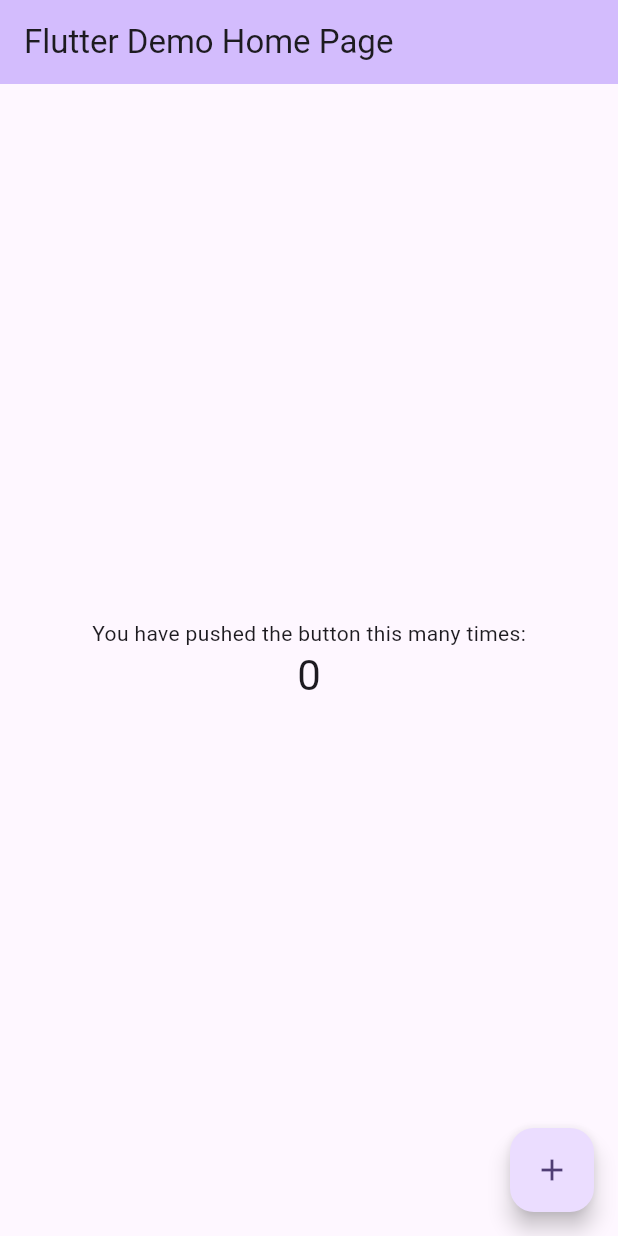
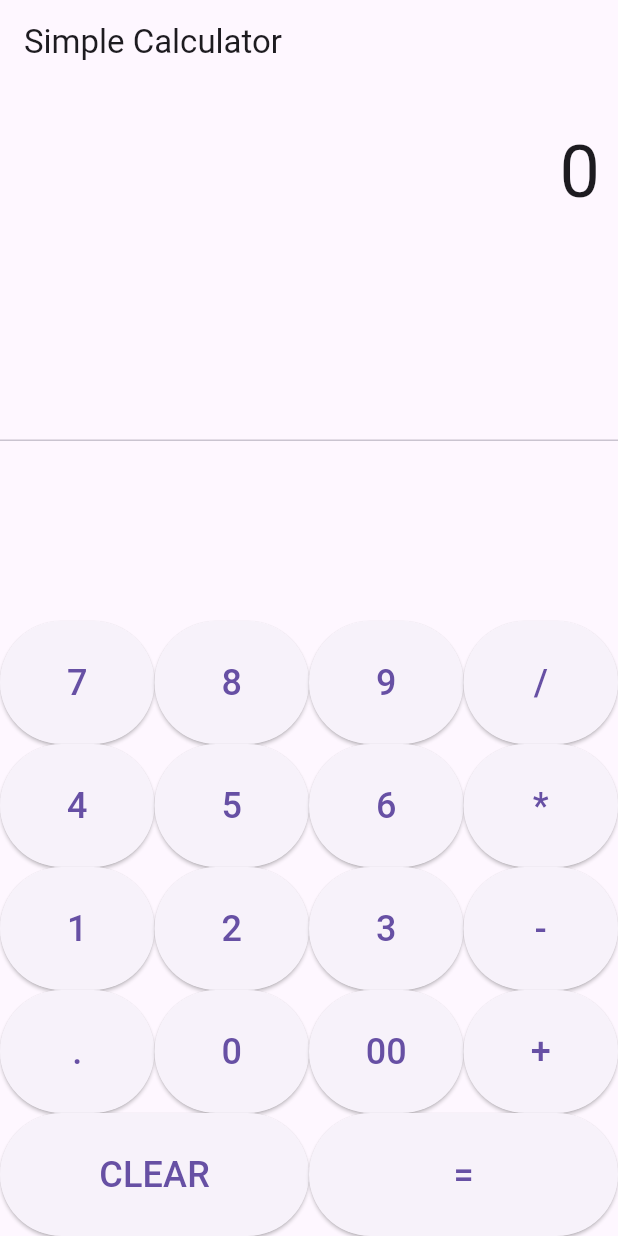
Before and after one commit to abhiramgelle1/MobileAppDevelopment-Assignment2, a Flutter app: the screen it shows after launch, on a phone screen of 412 x 824 dp. Run offline on Flutter 3.47's test engine with Material 3 defaults, Android fonts, the phone set to English and light mode, and no system bars.

Commit message:
Implementing basic caluculator operations and UI for displaying result

```diff
--- a/lib/main.dart
+++ b/lib/main.dart
@@ -1,125 +1,131 @@
 import 'package:flutter/material.dart';
 
 void main() {
-  runApp(const MyApp());
+  runApp(CalculatorApp());
 }
 
-class MyApp extends StatelessWidget {
-  const MyApp({super.key});
-
-  // This widget is the root of your application.
+class CalculatorApp extends StatelessWidget {
   @override
   Widget build(BuildContext context) {
     return MaterialApp(
-      title: 'Flutter Demo',
-      theme: ThemeData(
-        // This is the theme of your application.
-        //
-        // TRY THIS: Try running your application with "flutter run". You'll see
-        // the application has a purple toolbar. Then, without quitting the app,
-        // try changing the seedColor in the colorScheme below to Colors.green
-        // and then invoke "hot reload" (save your changes or press the "hot
-        // reload" button in a Flutter-supported IDE, or press "r" if you used
-        // the command line to start the app).
-        //
-        // Notice that the counter didn't reset back to zero; the application
-        // state is not lost during the reload. To reset the state, use hot
-        // restart instead.
-        //
-        // This works for code too, not just values: Most code changes can be
-        // tested with just a hot reload.
-        colorScheme: ColorScheme.fromSeed(seedColor: Colors.deepPurple),
-        useMaterial3: true,
-      ),
-      home: const MyHomePage(title: 'Flutter Demo Home Page'),
+      debugShowCheckedModeBanner: false,
+      home: CalculatorScreen(),
     );
   }
 }
 
-class MyHomePage extends StatefulWidget {
-  const MyHomePage({super.key, required this.title});
-
-  // This widget is the home page of your application. It is stateful, meaning
-  // that it has a State object (defined below) that contains fields that affect
-  // how it looks.
-
-  // This class is the configuration for the state. It holds the values (in this
-  // case the title) provided by the parent (in this case the App widget) and
-  // used by the build method of the State. Fields in a Widget subclass are
-  // always marked "final".
-
-  final String title;
-
+class CalculatorScreen extends StatefulWidget {
   @override
-  State<MyHomePage> createState() => _MyHomePageState();
+  _CalculatorScreenState createState() => _CalculatorScreenState();
 }
 
-class _MyHomePageState extends State<MyHomePage> {
-  int _counter = 0;
+class _CalculatorScreenState extends State<CalculatorScreen> {
+  String output = "0"; // Displayed on the screen
+  String _output = "0"; // For internal use
+  double num1 = 0; // First operand
+  double num2 = 0; // Second operand
+  String operand = ""; // Stores the selected operator
 
-  void _incrementCounter() {
+  // Button press handler
+  void buttonPressed(String buttonText) {
+    if (buttonText == "CLEAR") {
+      _output = "0";
+      num1 = 0;
+      num2 = 0;
+      operand = "";
+    } else if (buttonText == "+" ||
+        buttonText == "-" ||
+        buttonText == "*" ||
+        buttonText == "/") {
+      num1 = double.parse(output);
+      operand = buttonText;
+      _output = "0";
+    } else if (buttonText == "=") {
+      num2 = double.parse(output);
+      switch (operand) {
+        case "+":
+          _output = (num1 + num2).toString();
+          break;
+        case "-":
+          _output = (num1 - num2).toString();
+          break;
+        case "*":
+          _output = (num1 * num2).toString();
+          break;
+        case "/":
+          _output = (num1 / num2).toString();
+          break;
+      }
+      num1 = 0;
+      num2 = 0;
+      operand = "";
+    } else {
+      _output += buttonText;
+    }
+
     setState(() {
-      // This call to setState tells the Flutter framework that something has
-      // changed in this State, which causes it to rerun the build method below
-      // so that the display can reflect the updated values. If we changed
-      // _counter without calling setState(), then the build method would not be
-      // called again, and so nothing would appear to happen.
-      _counter++;
+      output = double.parse(_output)
+          .toStringAsFixed(2); // Ensures display shows only two decimal places
     });
+  }
+
+  // Widget for creating buttons
+  Widget buildButton(String buttonText) {
+    return Expanded(
+      child: ElevatedButton(
+        onPressed: () => buttonPressed(buttonText),
+        child: Text(
+          buttonText,
+          style: TextStyle(fontSize: 24.0),
+        ),
+        style: ElevatedButton.styleFrom(padding: EdgeInsets.all(24.0)),
+      ),
+    );
   }
 
   @override
   Widget build(BuildContext context) {
-    // This method is rerun every time setState is called, for instance as done
-    // by the _incrementCounter method above.
-    //
-    // The Flutter framework has been optimized to make rerunning build methods
-    // fast, so that you can just rebuild anything that needs updating rather
-    // than having to individually change instances of widgets.
     return Scaffold(
-      appBar: AppBar(
-        // TRY THIS: Try changing the color here to a specific color (to
-        // Colors.amber, perhaps?) and trigger a hot reload to see the AppBar
-        // change color while the other colors stay the same.
-        backgroundColor: Theme.of(context).colorScheme.inversePrimary,
-        // Here we take the value from the MyHomePage object that was created by
-        // the App.build method, and use it to set our appbar title.
-        title: Text(widget.title),
+      appBar: AppBar(title: Text("Simple Calculator")),
+      body: Column(
+        children: <Widget>[
+          Container(
+            alignment: Alignment.centerRight,
+            padding: EdgeInsets.symmetric(vertical: 24.0, horizontal: 12.0),
+            child: Text(output, style: TextStyle(fontSize: 48.0)),
+          ),
+          Expanded(child: Divider()), // Divider for display and buttons
+          Column(
+            children: [
+              Row(children: [
+                buildButton("7"),
+                buildButton("8"),
+                buildButton("9"),
+                buildButton("/")
+              ]),
+              Row(children: [
+                buildButton("4"),
+                buildButton("5"),
+                buildButton("6"),
+                buildButton("*")
+              ]),
+              Row(children: [
+                buildButton("1"),
+                buildButton("2"),
+                buildButton("3"),
+                buildButton("-")
+              ]),
+              Row(children: [
+                buildButton("."),
+                buildButton("0"),
+                buildButton("00"),
+                buildButton("+")
+              ]),
+              Row(children: [buildButton("CLEAR"), buildButton("=")])
+            ],
+          ),
+        ],
       ),
-      body: Center(
-        // Center is a layout widget. It takes a single child and positions it
-        // in the middle of the parent.
-        child: Column(
-          // Column is also a layout widget. It takes a list of children and
-          // arranges them vertically. By default, it sizes itself to fit its
-          // children horizontally, and tries to be as tall as its parent.
-          //
-          // Column has various properties to control how it sizes itself and
-          // how it positions its children. Here we use mainAxisAlignment to
-          // center the children vertically; the main axis here is the vertical
-          // axis because Columns are vertical (the cross axis would be
-          // horizontal).
-          //
-          // TRY THIS: Invoke "debug painting" (choose the "Toggle Debug Paint"
-          // action in the IDE, or press "p" in the console), to see the
-          // wireframe for each widget.
-          mainAxisAlignment: MainAxisAlignment.center,
-          children: <Widget>[
-            const Text(
-              'You have pushed the button this many times:',
-            ),
-            Text(
-              '$_counter',
-              style: Theme.of(context).textTheme.headlineMedium,
-            ),
-          ],
-        ),
-      ),
-      floatingActionButton: FloatingActionButton(
-        onPressed: _incrementCounter,
-        tooltip: 'Increment',
-        child: const Icon(Icons.add),
-      ), // This trailing comma makes auto-formatting nicer for build methods.
     );
   }
 }
```
